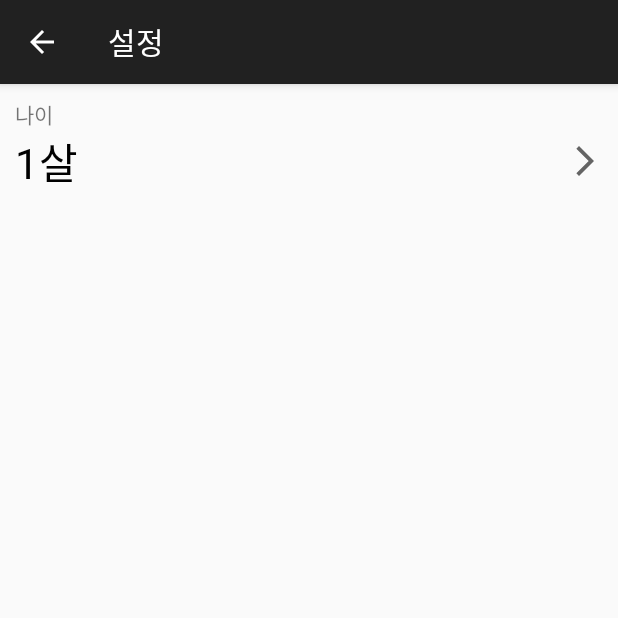
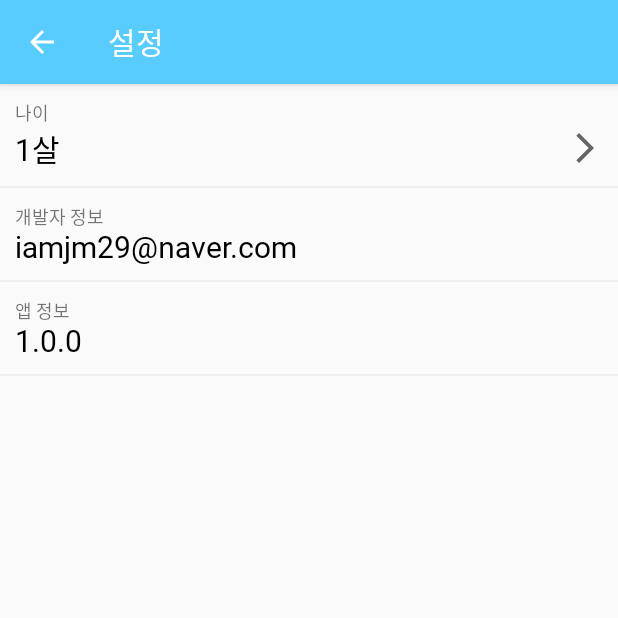
Before and after one commit to jaemin-Yoo/SleepNow, an Android app: the SettingActivity screen opened directly, with no data from a screen before it, on a phone screen of 412 x 824 dp, the top half of it. Run offline under Robolectric (Android 15) with nearby library versions, the phone set to English and light mode, and no system bars; our stand-ins replace data binding.

Commit message:
Change Design

```diff
--- a/SleepNow/app/src/main/java/com/example/sleepnow/SelectAgeActivity.kt
+++ b/SleepNow/app/src/main/java/com/example/sleepnow/SelectAgeActivity.kt
@@ -54,7 +54,8 @@ class SelectAgeActivity : AppCompatActivity() {
 
         // 특정 글자 색상 변경
         var ssb = SpannableStringBuilder(tv_title.text)
-        ssb.setSpan(ForegroundColorSpan(ContextCompat.getColor(this, R.color.indigo)), 4, 6, SpannableStringBuilder.SPAN_EXCLUSIVE_EXCLUSIVE)
+        //ssb.setSpan(ForegroundColorSpan(ContextCompat.getColor(this, R.color.indigo)), 4, 6, SpannableStringBuilder.SPAN_EXCLUSIVE_EXCLUSIVE)
+        ssb.setSpan(ForegroundColorSpan(Color.parseColor("#58CCFF")), 4, 6, SpannableStringBuilder.SPAN_EXCLUSIVE_EXCLUSIVE)
         tv_title.text = ssb
     }
 }
--- a/SleepNow/app/src/main/res/drawable/bg_list_round.xml
+++ b/SleepNow/app/src/main/res/drawable/bg_list_round.xml
@@ -1,5 +1,5 @@
 <?xml version="1.0" encoding="utf-8"?>
 <shape xmlns:android="http://schemas.android.com/apk/res/android">
-    <solid android:color="@color/sky" />
+    <solid android:color="#D3E0DC" />
     <corners android:radius="20dp" />
 </shape>
--- a/SleepNow/app/src/main/res/layout/activity_setting.xml
+++ b/SleepNow/app/src/main/res/layout/activity_setting.xml
@@ -13,18 +13,19 @@
         android:layout_width="match_parent"
         android:layout_height="match_parent"
         android:orientation="vertical"
-        android:padding="10dp"
         tools:context=".SettingActivity">
 
         <LinearLayout
             android:layout_width="match_parent"
             android:layout_height="wrap_content"
-            android:orientation="vertical">
+            android:orientation="vertical"
+            android:padding="10dp">
 
             <TextView
                 android:layout_width="wrap_content"
                 android:layout_height="wrap_content"
                 android:text="나이"
+                android:textSize="12sp"
                 android:fontFamily="@font/medium"
                 android:includeFontPadding="false"/>
 
@@ -39,7 +40,7 @@
                     android:layout_width="wrap_content"
                     android:layout_height="wrap_content"
                     android:text="@{vm.age.toString()}"
-                    android:textSize="28sp"
+                    android:textSize="20sp"
                     android:fontFamily="@font/medium"
                     android:includeFontPadding="false"
                     android:textColor="@color/black"/>
@@ -60,6 +61,71 @@
 
         </LinearLayout>
 
+        <ImageView
+            android:layout_width="match_parent"
+            android:layout_height="1dp"
+            android:background="#eeeeee"/>
+
+        <LinearLayout
+            android:layout_width="match_parent"
+            android:layout_height="wrap_content"
+            android:orientation="vertical"
+            android:padding="10dp">
+
+            <TextView
+                android:layout_width="wrap_content"
+                android:layout_height="wrap_content"
+                android:text="개발자 정보"
+                android:textSize="12sp"
+                android:fontFamily="@font/medium"
+                android:includeFontPadding="false"/>
+
+            <TextView
+                android:layout_width="wrap_content"
+                android:layout_height="wrap_content"
+                android:text="iamjm29@naver.com"
+                android:textSize="20sp"
+                android:fontFamily="@font/medium"
+                android:includeFontPadding="false"
+                android:textColor="@color/black"/>
+
+        </LinearLayout>
+
+        <ImageView
+            android:layout_width="match_parent"
+            android:layout_height="1dp"
+            android:background="#eeeeee"/>
+
+        <LinearLayout
+            android:layout_width="match_parent"
+            android:layout_height="wrap_content"
+            android:orientation="vertical"
+            android:padding="10dp">
+
+            <TextView
+                android:layout_width="wrap_content"
+                android:layout_height="wrap_content"
+                android:text="앱 정보"
+                android:textSize="12sp"
+                android:fontFamily="@font/medium"
+                android:includeFontPadding="false"/>
+
+            <TextView
+                android:layout_width="wrap_content"
+                android:layout_height="wrap_content"
+                android:text="1.0.0"
+                android:textSize="20sp"
+                android:fontFamily="@font/medium"
+                android:includeFontPadding="false"
+                android:textColor="@color/black"/>
+
+        </LinearLayout>
+
+        <ImageView
+            android:layout_width="match_parent"
+            android:layout_height="1dp"
+            android:background="#eeeeee"/>
+
     </LinearLayout>
 
 </layout>
```
Also changed, not shown: SleepNow/app/src/main/java/com/example/sleepnow/etc/OutlineTextView.kt (added, +48 -0 lines), SleepNow/app/src/main/java/com/example/sleepnow/viewmodels/MainViewModel.kt (+12 -7 lines), SleepNow/app/src/main/res/drawable/ic_exit.xml (+4 -9 lines), SleepNow/app/src/main/res/drawable/ic_setting.xml (+4 -9 lines), SleepNow/app/src/main/res/drawable/ic_suggested.xml (+6 -2 lines), SleepNow/app/src/main/res/drawable/seekbar_custom.xml (added, +29 -0 lines), SleepNow/app/src/main/res/layout/activity_main.xml (+7 -7 lines), SleepNow/app/src/main/res/layout/activity_select_age.xml (+7 -4 lines), SleepNow/app/src/main/res/layout/activity_splash.xml (+13 -8 lines), SleepNow/app/src/main/res/layout/recycler_time_item.xml (+6 -3 lines), SleepNow/app/src/main/res/values/outline_textview.xml (added, +8 -0 lines), SleepNow/app/src/main/res/values/themes.xml (+16 -0 lines).
